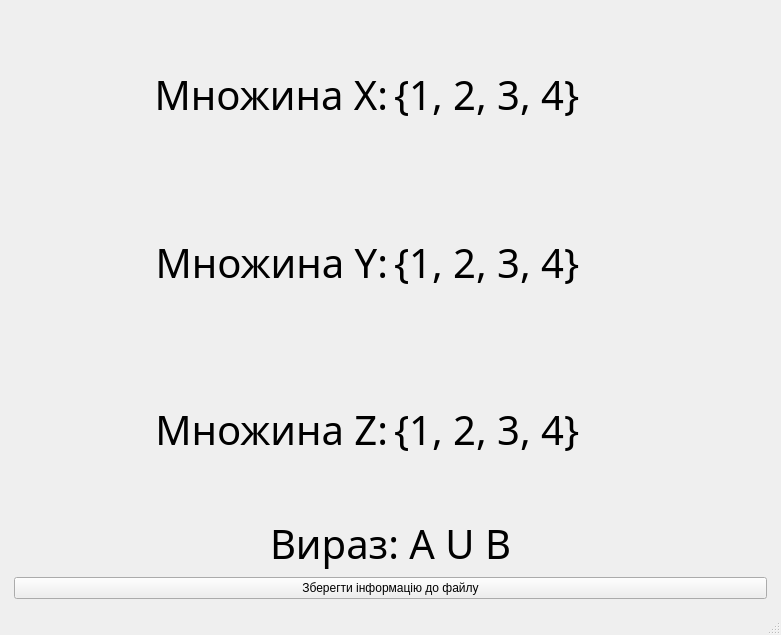
The window that FourthWindowForm.ui (s3rbug/DiscreteMathLab1) describes before a commit, drawn with Qt 5.
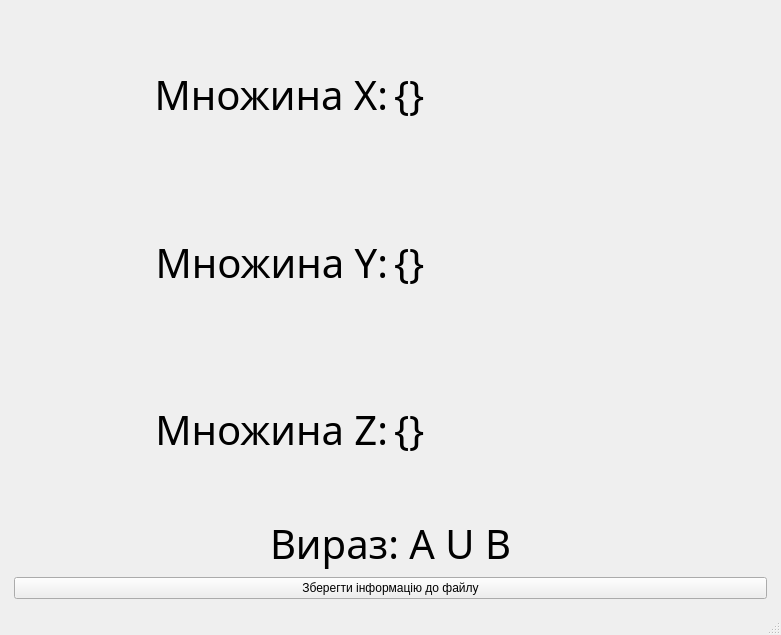
The same window after the commit.

```diff
--- a/FourthWindowForm.ui
+++ b/FourthWindowForm.ui
@@ -38,7 +38,7 @@
 font-size: 40px;</string>
           </property>
           <property name="text">
-           <string>{1, 2, 3, 4}</string>
+           <string>{}</string>
           </property>
          </widget>
         </item>
@@ -49,7 +49,7 @@
 font-size: 40px;</string>
           </property>
           <property name="text">
-           <string>{1, 2, 3, 4}</string>
+           <string>{}</string>
           </property>
          </widget>
         </item>
@@ -100,7 +100,7 @@
 font-size: 40px;</string>
           </property>
           <property name="text">
-           <string>{1, 2, 3, 4}</string>
+           <string>{}</string>
           </property>
          </widget>
         </item>
```
Left out of the diff: 10 changed lines with no effect on the pictures.
